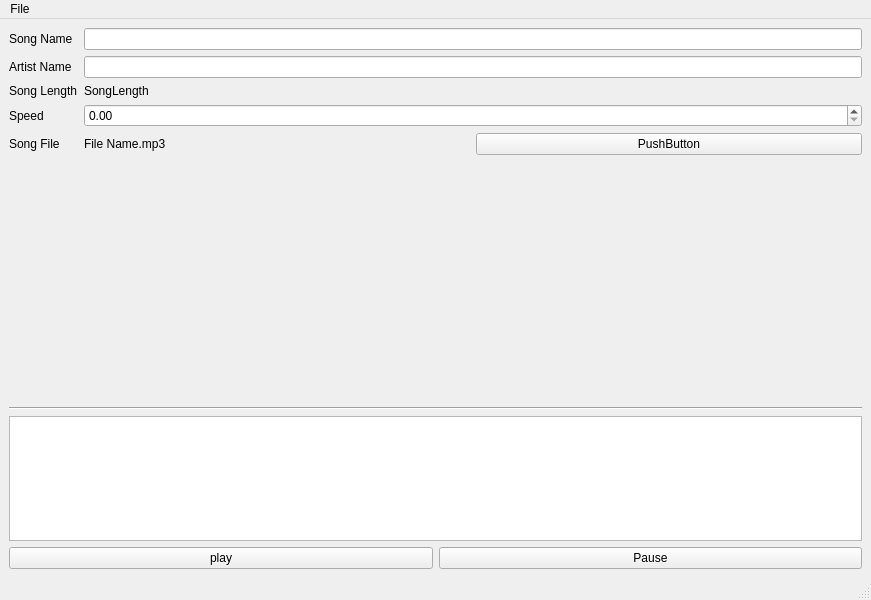
Before: the Qt Designer form pyflickerlight/lightshow_editor.ui in cwoodall/flicker-lights, drawn with Qt 5.
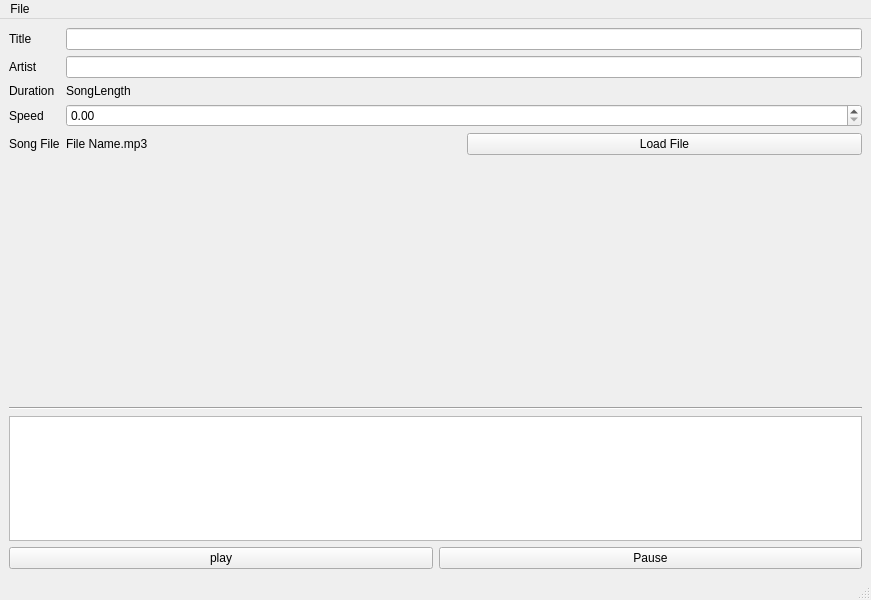
After: the same form once the commit is applied. Custom widgets are drawn as their Qt base class.

Commit message: Added scrolling and artist and title.

Diff of the .ui file:
```diff
--- a/pyflickerlight/lightshow_editor.ui
+++ b/pyflickerlight/lightshow_editor.ui
@@ -23,7 +23,7 @@
       <item row="0" column="0">
        <widget class="QLabel" name="label">
         <property name="text">
-         <string>Song Name</string>
+         <string>Title</string>
         </property>
        </widget>
       </item>
@@ -33,7 +33,7 @@
       <item row="1" column="0">
        <widget class="QLabel" name="label_2">
         <property name="text">
-         <string>Artist Name</string>
+         <string>Artist</string>
         </property>
        </widget>
       </item>
@@ -43,7 +43,7 @@
       <item row="2" column="0">
        <widget class="QLabel" name="label_3">
         <property name="text">
-         <string>Song Length</string>
+         <string>Duration</string>
         </property>
        </widget>
       </item>
@@ -76,7 +76,7 @@
         <item>
          <widget class="QPushButton" name="pushButton">
           <property name="text">
-           <string>PushButton</string>
+           <string>Load File</string>
           </property>
          </widget>
         </item>
```
Left out of the diff: 13 changed lines with no effect on the pictures. The commit also changes 4 other files.
